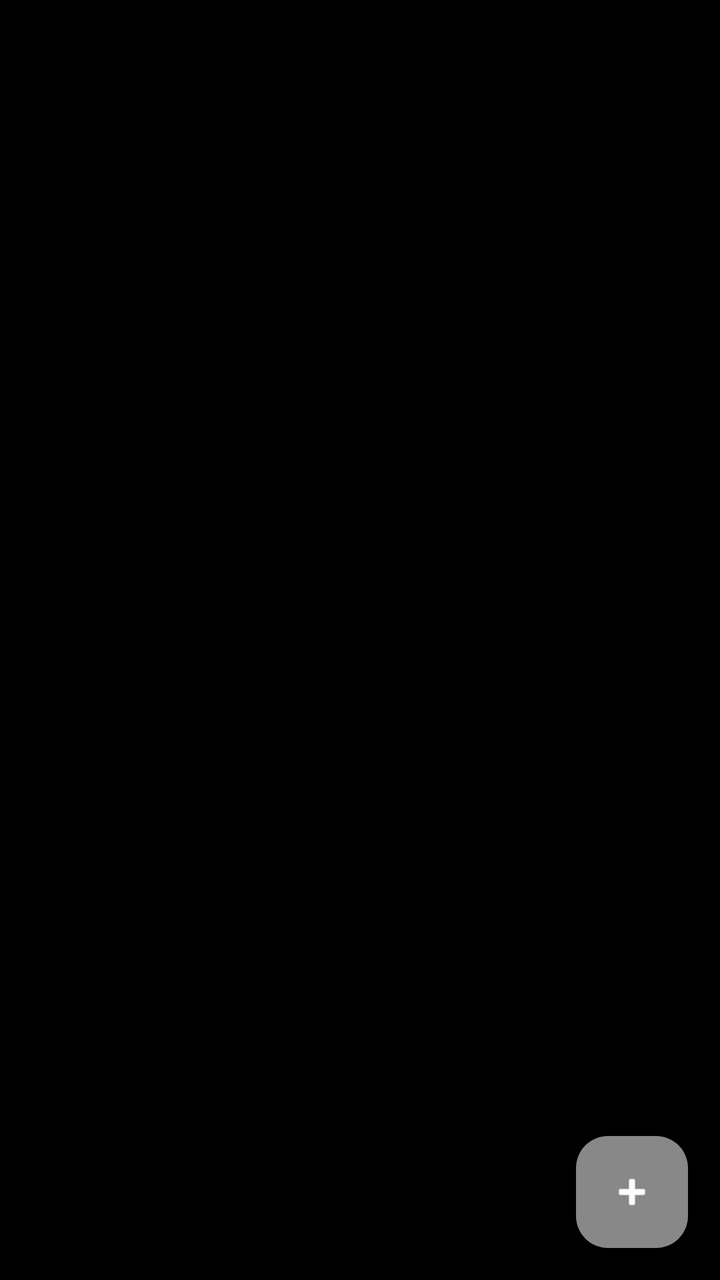
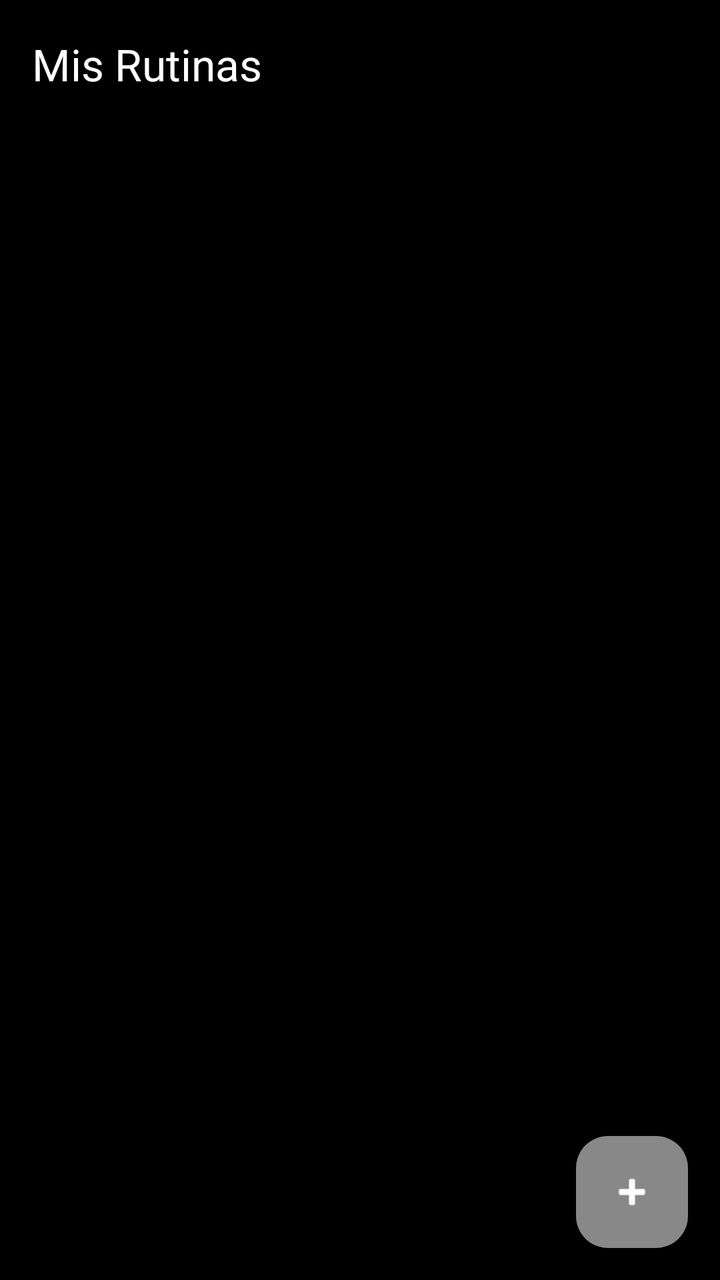

Compare the two renders of this Android layout. The source of the first and the diff that turns it into the second are given below.
<!-- AndroidManifest.xml: application theme Theme.ListaAppKotlin -->
<!-- res/layout/activity_list.xml -->
<?xml version="1.0" encoding="utf-8"?>
<FrameLayout xmlns:android="http://schemas.android.com/apk/res/android"
    xmlns:app="http://schemas.android.com/apk/res-auto"
    xmlns:tools="http://schemas.android.com/tools"
    android:id="@+id/main"
    android:layout_width="match_parent"
    android:layout_height="match_parent"
    android:background="@color/black"
    tools:context=".pantallas.ListActivity">

    <androidx.recyclerview.widget.RecyclerView
        android:id="@+id/recyclerworkout"
        android:layout_width="match_parent"
        android:layout_height="match_parent">

    </androidx.recyclerview.widget.RecyclerView>
   <com.google.android.material.floatingactionbutton.FloatingActionButton
       android:id="@+id/btnAdd"
       android:layout_width="wrap_content"
       android:layout_height="wrap_content"
       android:layout_gravity="bottom|end"
       android:layout_margin="16dp"
       android:clickable="true"
       android:focusable="true"
       android:src="@android:drawable/ic_input_add"
       app:tint="@color/white"
       app:backgroundTint="@color/dark_gray"
       android:contentDescription="Añadir Rutina" />
</FrameLayout>
<!-- resources referenced by this layout -->
<resources>
  <color name="black">#FF000000</color>
  <color name="dark_gray">#FF888888</color>
  <color name="white">#FFFFFFFF</color>
  <style name="Theme.ListaAppKotlin" parent="Base.Theme.ListaAppKotlin" />
  <style name="Base.Theme.ListaAppKotlin" parent="Theme.Material3.DayNight.NoActionBar">
          
          
      </style>
</resources>

<!-- the commit's change to res/layout/activity_list.xml (unified diff, before → after) -->
@@ -1,5 +1,5 @@
 <?xml version="1.0" encoding="utf-8"?>
-<FrameLayout xmlns:android="http://schemas.android.com/apk/res/android"
+<androidx.coordinatorlayout.widget.CoordinatorLayout xmlns:android="http://schemas.android.com/apk/res/android"
     xmlns:app="http://schemas.android.com/apk/res-auto"
     xmlns:tools="http://schemas.android.com/tools"
     android:id="@+id/main"
@@ -8,22 +8,50 @@
     android:background="@color/black"
     tools:context=".pantallas.ListActivity">
 
+    <com.google.android.material.appbar.AppBarLayout
+        android:layout_width="match_parent"
+        android:layout_height="wrap_content">
+
+        <com.google.android.material.appbar.MaterialToolbar
+            android:id="@+id/toolbar"
+            android:layout_width="match_parent"
+            android:layout_height="?attr/actionBarSize"
+            app:title="Mis Rutinas"
+            app:titleTextColor="@color/white"
+            android:background="@color/black"
+            />
+
+    </com.google.android.material.appbar.AppBarLayout>
+
     <androidx.recyclerview.widget.RecyclerView
         android:id="@+id/recyclerworkout"
         android:layout_width="match_parent"
-        android:layout_height="match_parent">
+        android:layout_height="match_parent"
+        app:layout_behavior="@string/appbar_scrolling_view_behavior">
 
     </androidx.recyclerview.widget.RecyclerView>
-   <com.google.android.material.floatingactionbutton.FloatingActionButton
-       android:id="@+id/btnAdd"
-       android:layout_width="wrap_content"
-       android:layout_height="wrap_content"
-       android:layout_gravity="bottom|end"
-       android:layout_margin="16dp"
-       android:clickable="true"
-       android:focusable="true"
-       android:src="@android:drawable/ic_input_add"
-       app:tint="@color/white"
-       app:backgroundTint="@color/dark_gray"
-       android:contentDescription="Añadir Rutina" />
-</FrameLayout>
+
+    <TextView
+        android:id="@+id/emptyView"
+        android:layout_width="wrap_content"
+        android:layout_height="wrap_content"
+        android:layout_gravity="center"
+        android:text="Añade una rutina nueva"
+        android:textColor="@android:color/white"
+        android:textSize="18sp"
+        android:visibility="gone" />
+
+    <com.google.android.material.floatingactionbutton.FloatingActionButton
+        android:id="@+id/btnAdd"
+        android:layout_width="wrap_content"
+        android:layout_height="wrap_content"
+        android:layout_gravity="bottom|end"
+        android:layout_margin="16dp"
+        android:clickable="true"
+        android:focusable="true"
+        android:src="@android:drawable/ic_input_add"
+        app:tint="@color/white"
+        app:backgroundTint="@color/dark_gray"
+        android:contentDescription="Añadir Rutina" />
+
+</androidx.coordinatorlayout.widget.CoordinatorLayout>
